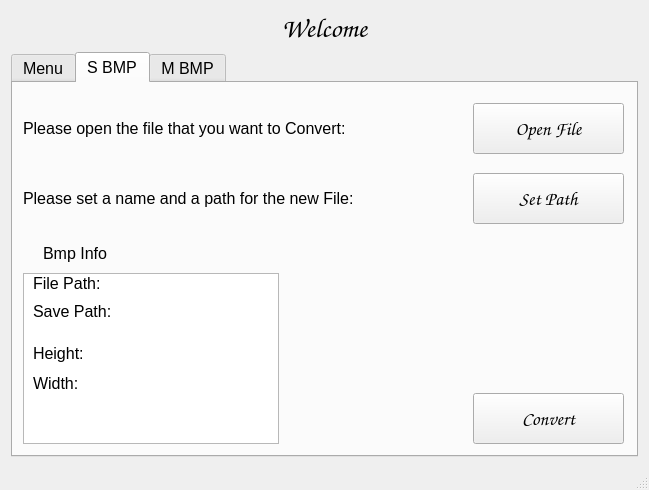
Before: the Qt Designer form mainwindow.ui in ChristopherCousin/BmpManagerQt, drawn with Qt 5.
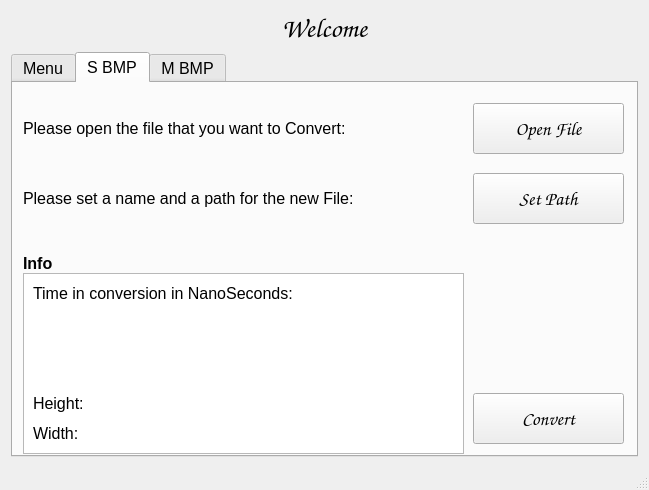
After: the same form once the commit is applied. The open tabs and pages were chosen to show the change. Icons and pictures are not drawn.

```diff
--- a/mainwindow.ui
+++ b/mainwindow.ui
@@ -239,8 +239,8 @@
          <rect>
           <x>10</x>
           <y>190</y>
-          <width>256</width>
-          <height>171</height>
+          <width>441</width>
+          <height>181</height>
          </rect>
         </property>
         <property name="placeholderText">
@@ -250,22 +250,28 @@
        <widget class="QLabel" name="label_7">
         <property name="geometry">
          <rect>
-          <x>30</x>
-          <y>160</y>
+          <x>10</x>
+          <y>170</y>
           <width>91</width>
           <height>21</height>
          </rect>
         </property>
+        <property name="font">
+         <font>
+          <weight>75</weight>
+          <bold>true</bold>
+         </font>
+        </property>
         <property name="text">
-         <string>Bmp Info</string>
+         <string>Info</string>
         </property>
        </widget>
        <widget class="QLabel" name="lblHeight">
         <property name="geometry">
          <rect>
           <x>20</x>
-          <y>260</y>
-          <width>71</width>
+          <y>310</y>
+          <width>421</width>
           <height>21</height>
          </rect>
         </property>
@@ -277,8 +283,8 @@
         <property name="geometry">
          <rect>
           <x>20</x>
-          <y>290</y>
-          <width>71</width>
+          <y>340</y>
+          <width>421</width>
           <height>21</height>
          </rect>
         </property>
@@ -290,26 +296,13 @@
         <property name="geometry">
          <rect>
           <x>20</x>
-          <y>190</y>
-          <width>221</width>
+          <y>200</y>
+          <width>421</width>
           <height>21</height>
          </rect>
         </property>
         <property name="text">
-         <string>File Path:</string>
-        </property>
-       </widget>
-       <widget class="QLabel" name="lblHeight_3">
-        <property name="geometry">
-         <rect>
-          <x>20</x>
-          <y>220</y>
-          <width>241</width>
-          <height>16</height>
-         </rect>
-        </property>
-        <property name="text">
-         <string>Save Path:</string>
+         <string>Time in conversion in NanoSeconds:</string>
         </property>
        </widget>
       </widget>
```
Left out of the diff: 4 changed lines with no effect on the pictures.
